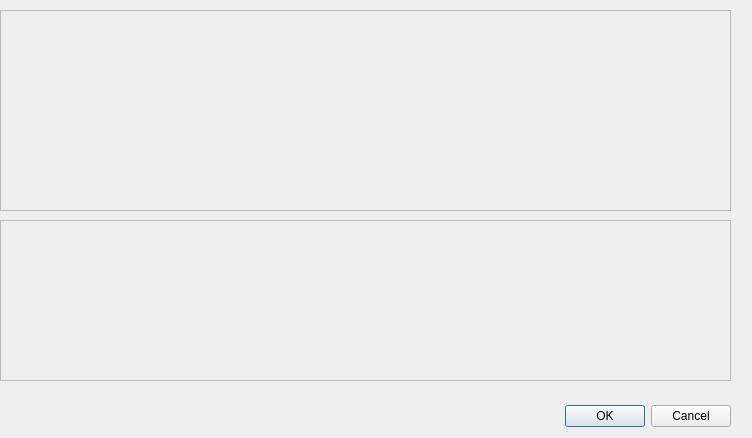
Old version of the form imu.ui in the repository yanchick/IMU_6DOF.
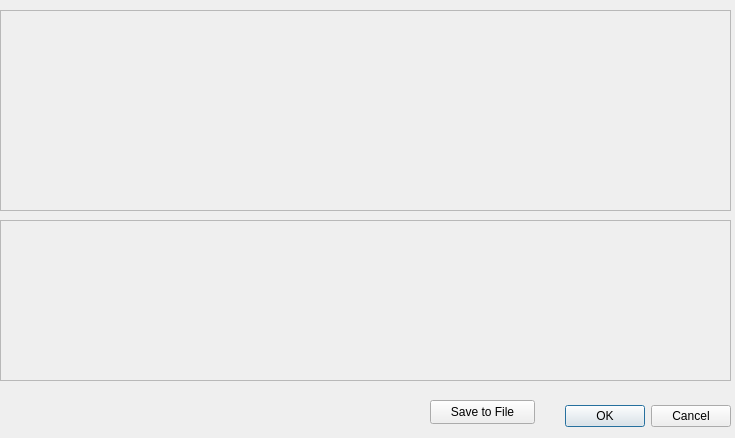
New version of the form.

What changed in the file:
```diff
--- a/imu.ui
+++ b/imu.ui
@@ -6,7 +6,7 @@
    <rect>
     <x>0</x>
     <y>0</y>
-    <width>752</width>
+    <width>735</width>
     <height>438</height>
    </rect>
   </property>
@@ -61,6 +61,19 @@
     <enum>QFrame::Raised</enum>
    </property>
   </widget>
+  <widget class="QPushButton" name="pushButton">
+   <property name="geometry">
+    <rect>
+     <x>430</x>
+     <y>400</y>
+     <width>105</width>
+     <height>24</height>
+    </rect>
+   </property>
+   <property name="text">
+    <string>Save to File</string>
+   </property>
+  </widget>
  </widget>
  <resources/>
  <connections>
```
